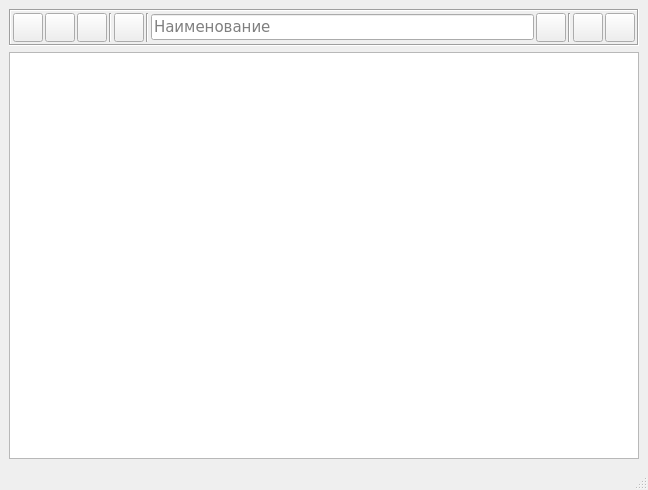
First picture: the form in form_reference.ui, repository smolsocdep/tpylib, before the edit.
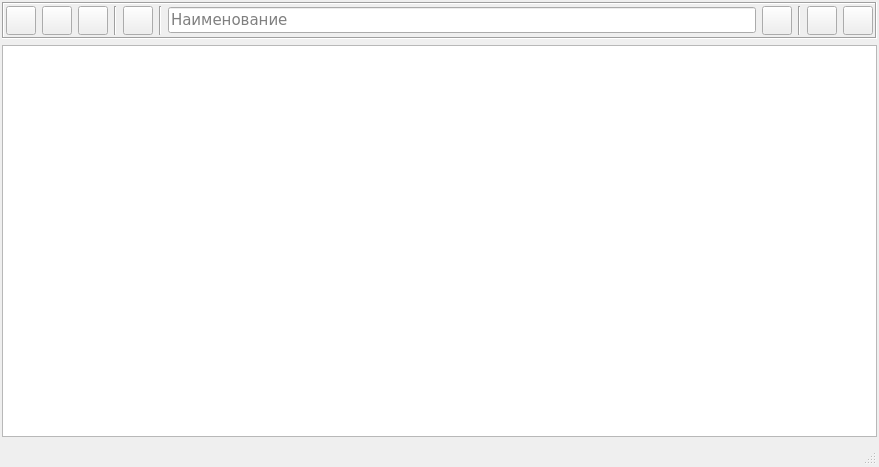
Second picture: the form after the edit. Icons and pictures are not drawn.

What changed in the file:
```diff
--- a/form_reference.ui
+++ b/form_reference.ui
@@ -1,13 +1,13 @@
 <?xml version="1.0" encoding="UTF-8"?>
 <ui version="4.0">
- <class>qReferenceMainWindow</class>
- <widget class="QMainWindow" name="qReferenceMainWindow">
+ <class>qReferenceWidget</class>
+ <widget class="QWidget" name="qReferenceWidget">
   <property name="geometry">
    <rect>
     <x>0</x>
     <y>0</y>
-    <width>648</width>
-    <height>490</height>
+    <width>879</width>
+    <height>467</height>
    </rect>
   </property>
   <property name="sizePolicy">
@@ -22,8 +22,19 @@
   <property name="autoFillBackground">
    <bool>false</bool>
   </property>
-  <widget class="QWidget" name="centralwidget">
    <layout class="QVBoxLayout" name="verticalLayout">
+   <property name="leftMargin">
+    <number>2</number>
+   </property>
+   <property name="topMargin">
+    <number>2</number>
+   </property>
+   <property name="rightMargin">
+    <number>2</number>
+   </property>
+   <property name="bottomMargin">
+    <number>2</number>
+   </property>
     <item>
      <widget class="QFrame" name="frame_2">
       <property name="sizePolicy">
@@ -38,24 +49,22 @@
       <property name="frameShadow">
        <enum>QFrame::Sunken</enum>
       </property>
-      <layout class="QHBoxLayout" name="horizontalLayout_2">
-       <property name="spacing">
-        <number>2</number>
-       </property>
-       <property name="leftMargin">
-        <number>2</number>
-       </property>
-       <property name="topMargin">
-        <number>2</number>
-       </property>
-       <property name="rightMargin">
-        <number>2</number>
-       </property>
-       <property name="bottomMargin">
-        <number>2</number>
-       </property>
-       <item>
         <layout class="QHBoxLayout" name="horizontalLayout">
+      <property name="spacing">
+       <number>6</number>
+      </property>
+      <property name="leftMargin">
+       <number>2</number>
+      </property>
+      <property name="topMargin">
+       <number>2</number>
+      </property>
+      <property name="rightMargin">
+       <number>2</number>
+      </property>
+      <property name="bottomMargin">
+       <number>2</number>
+      </property>
          <item>
           <widget class="QToolButton" name="qAddToolButton">
            <property name="minimumSize">
@@ -303,16 +312,15 @@
           </widget>
          </item>
         </layout>
-       </item>
-      </layout>
      </widget>
     </item>
     <item>
      <widget class="QTableWidget" name="qReferenceTableWidget"/>
     </item>
-   </layout>
-  </widget>
+   <item>
   <widget class="QStatusBar" name="qStatusBar"/>
+   </item>
+  </layout>
  </widget>
  <resources>
   <include location="tpylint.qrc"/>
```
Left out of the diff: 2 changed lines with no effect on the pictures. Lines whose indentation alone changed are shown as unchanged.
